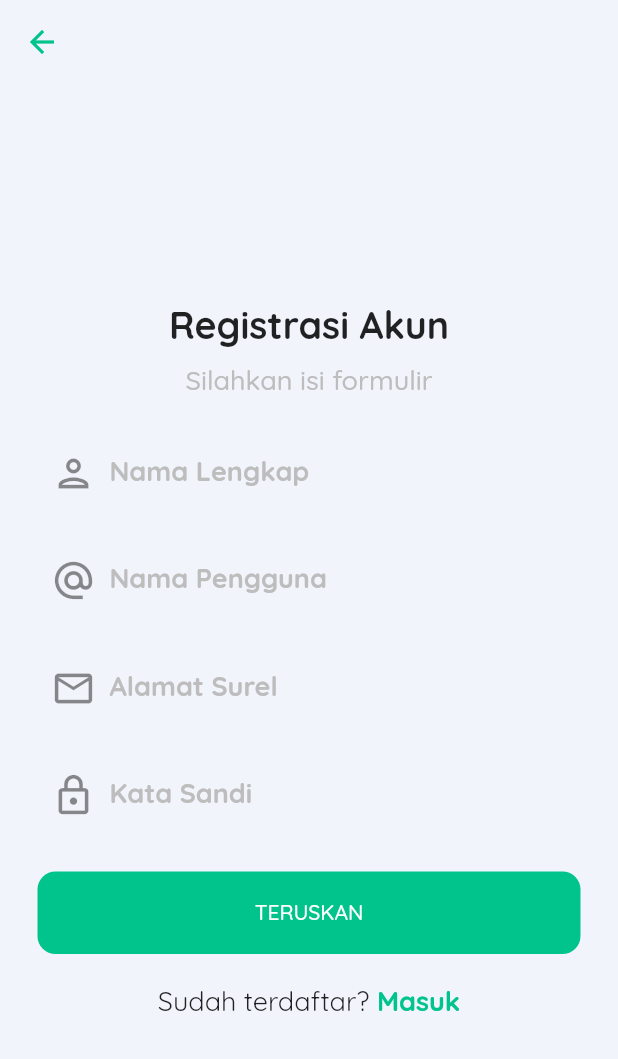
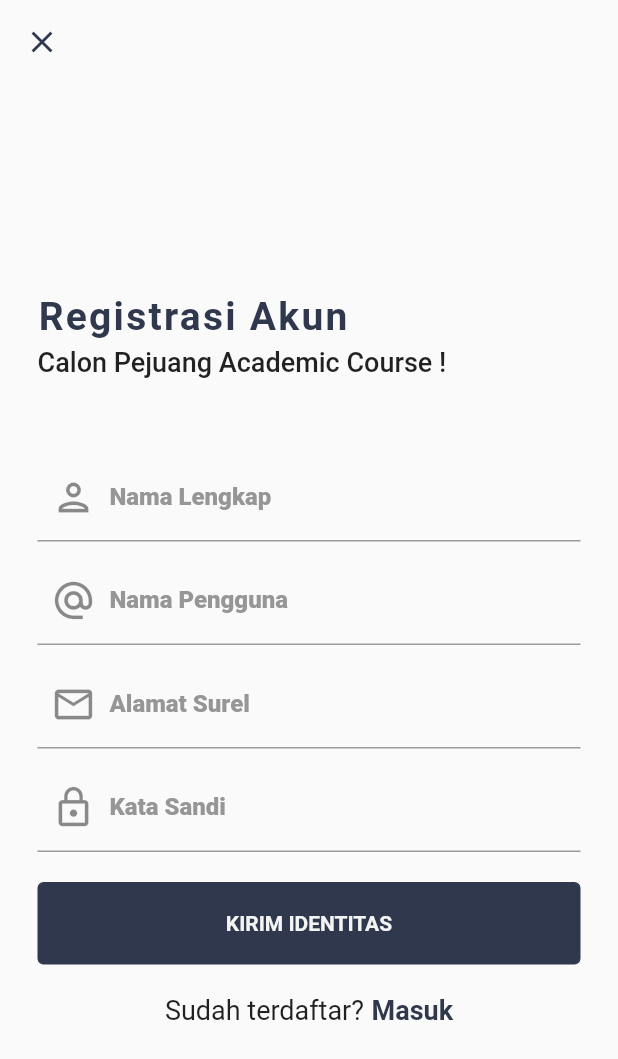
Before and after one commit to hafizprasetyo/mobile_academic, a Flutter app: the LoginScreen screen opened directly, after a tap on "Registrasi", on a phone screen of 412 x 824 dp. Shown: the top 1059 px of the screen. Run offline on Flutter 3.47's test engine with Material 2 defaults, Android fonts, the phone set to English and light mode, and no system bars; drawn by our look-alikes of flutter_form_builder, modal_progress_hud_nsn; our stand-ins replace auto_size_text, basic_utils, cached_network_image, flutter_countdown_timer, flutter_html, fluttertoast and 4 more; missing offline and left inert: expand_widget; accounts and stored records are empty; network calls fail; Roboto replaces fonts that are missing (Wellfleet).

Commit message:
front ui refactor

```diff
--- a/lib/components/forms/email_input.dart
+++ b/lib/components/forms/email_input.dart
@@ -1,3 +1,4 @@
+import 'package:academic/utils/app_theme.dart';
 import 'package:basic_utils/basic_utils.dart';
 import 'package:academic/utils/constants.dart';
 import 'package:flutter/material.dart';
@@ -17,12 +18,17 @@ class EmailInput extends StatelessWidget {
         fontSize: 16,
       ),
       decoration: InputDecoration(
-        border: InputBorder.none,
+        focusedBorder: UnderlineInputBorder(
+          borderSide: const BorderSide(
+            width: 2.0,
+            color: AppTheme.primaryColor,
+          ),
+        ),
         prefixIcon: Icon(Icons.mail_outlined, size: 30),
         labelText: StringUtils.capitalize(Labels.email, allWords: true),
         labelStyle: TextStyle(
-          fontSize: 18,
-          color: Colors.grey[400],
+          fontSize: 16,
+          color: AppTheme.deactivatedText,
           fontWeight: FontWeight.w800,
         ),
       ),
--- a/lib/components/forms/fullname_input.dart
+++ b/lib/components/forms/fullname_input.dart
@@ -1,3 +1,4 @@
+import 'package:academic/utils/app_theme.dart';
 import 'package:basic_utils/basic_utils.dart';
 import 'package:academic/utils/constants.dart';
 import 'package:flutter/material.dart';
@@ -23,12 +24,17 @@ class FullNameInput extends StatelessWidget {
         fontSize: 16,
       ),
       decoration: InputDecoration(
-        border: InputBorder.none,
+        focusedBorder: UnderlineInputBorder(
+          borderSide: const BorderSide(
+            width: 2.0,
+            color: AppTheme.primaryColor,
+          ),
+        ),
         prefixIcon: Icon(Icons.person_outlined, size: 30),
         labelText: StringUtils.capitalize(Labels.full_name, allWords: true),
         labelStyle: TextStyle(
-          fontSize: 18,
-          color: Colors.grey[400],
+          fontSize: 16,
+          color: AppTheme.deactivatedText,
           fontWeight: FontWeight.w800,
         ),
       ),
--- a/lib/components/forms/password_input.dart
+++ b/lib/components/forms/password_input.dart
@@ -1,5 +1,6 @@
+import 'package:academic/utils/app_theme.dart';
+import 'package:academic/utils/constants.dart';
 import 'package:basic_utils/basic_utils.dart';
-import 'package:academic/utils/constants.dart';
 import 'package:flutter/material.dart';
 import 'package:flutter_form_builder/flutter_form_builder.dart';
 
@@ -17,12 +18,17 @@ class PasswordInput extends StatelessWidget {
         fontSize: 16,
       ),
       decoration: InputDecoration(
-        border: InputBorder.none,
-        prefixIcon: Icon(Icons.lock_outlined, size: 30),
+        focusedBorder: UnderlineInputBorder(
+          borderSide: const BorderSide(
+            width: 2.0,
+            color: AppTheme.primaryColor,
+          ),
+        ),
+        prefixIcon: Icon(Icons.lock_outline, size: 30),
         labelText: StringUtils.capitalize(Labels.password, allWords: true),
         labelStyle: TextStyle(
-          fontSize: 18,
-          color: Colors.grey[400],
+          fontSize: 16,
+          color: AppTheme.deactivatedText,
           fontWeight: FontWeight.w800,
         ),
       ),
--- a/lib/components/forms/uname_input.dart
+++ b/lib/components/forms/uname_input.dart
@@ -1,5 +1,6 @@
+import 'package:academic/utils/app_theme.dart';
+import 'package:academic/utils/constants.dart';
 import 'package:basic_utils/basic_utils.dart';
-import 'package:academic/utils/constants.dart';
 import 'package:flutter/material.dart';
 import 'package:flutter_form_builder/flutter_form_builder.dart';
 
@@ -16,12 +17,17 @@ class UnameInput extends StatelessWidget {
         fontSize: 16,
       ),
       decoration: InputDecoration(
-        border: InputBorder.none,
-        prefixIcon: Icon(Icons.person, size: 30),
+        focusedBorder: UnderlineInputBorder(
+          borderSide: const BorderSide(
+            width: 2.0,
+            color: AppTheme.primaryColor,
+          ),
+        ),
+        prefixIcon: Icon(Icons.person_outline_outlined, size: 30),
         labelText: StringUtils.capitalize(Labels.uname, allWords: true),
         labelStyle: TextStyle(
-          fontSize: 18,
-          color: Colors.grey[400],
+          fontSize: 16,
+          color: AppTheme.deactivatedText,
           fontWeight: FontWeight.w800,
         ),
       ),
--- a/lib/components/forms/username_input.dart
+++ b/lib/components/forms/username_input.dart
@@ -1,3 +1,4 @@
+import 'package:academic/utils/app_theme.dart';
 import 'package:basic_utils/basic_utils.dart';
 import 'package:academic/utils/constants.dart';
 import 'package:flutter/material.dart';
@@ -17,15 +18,20 @@ class UsernameInput extends StatelessWidget {
         fontSize: 16,
       ),
       decoration: InputDecoration(
-        border: InputBorder.none,
+        focusedBorder: UnderlineInputBorder(
+          borderSide: const BorderSide(
+            width: 2.0,
+            color: AppTheme.primaryColor,
+          ),
+        ),
         prefixIcon: Icon(
           Icons.alternate_email_outlined,
           size: 30,
         ),
         labelText: StringUtils.capitalize(Labels.username, allWords: true),
         labelStyle: TextStyle(
-          fontSize: 18,
-          color: Colors.grey[400],
+          fontSize: 16,
+          color: AppTheme.deactivatedText,
           fontWeight: FontWeight.w800,
         ),
       ),
--- a/lib/main.dart
+++ b/lib/main.dart
@@ -32,10 +32,7 @@ class MyApp extends StatelessWidget {
   @override
   Widget build(BuildContext context) {
     SystemChrome.setSystemUIOverlayStyle(SystemUiOverlayStyle(
-      statusBarColor: Colors.transparent,
-      statusBarIconBrightness: Brightness.dark,
-      statusBarBrightness:
-          !kIsWeb && Platform.isAndroid ? Brightness.dark : Brightness.light,
+      statusBarColor: Colors.black.withOpacity(0.2),
       systemNavigationBarColor: Colors.white,
       systemNavigationBarDividerColor: Colors.transparent,
       systemNavigationBarIconBrightness: Brightness.dark,
--- a/lib/screens/login.dart
+++ b/lib/screens/login.dart
@@ -5,10 +5,12 @@ import 'package:academic/exceptions/api_exception.dart';
 import 'package:academic/models/user.dart';
 import 'package:academic/providers/data_authentication_repository.dart';
 import 'package:academic/screens/register.dart';
+import 'package:academic/utils/app_theme.dart';
 import 'package:academic/utils/constants.dart';
 import 'package:flutter/material.dart';
 import 'package:flutter_form_builder/flutter_form_builder.dart';
 import 'package:modal_progress_hud_nsn/modal_progress_hud_nsn.dart';
+import 'package:page_transition/page_transition.dart';
 
 import 'menu/menu_screen.dart';
 
@@ -41,14 +43,20 @@ class _LoginScreenState extends State<LoginScreen> {
   _gotoSignUp() {
     return Navigator.push(
       this.context,
-      MaterialPageRoute(builder: (_) => RegisterScreen()),
+      PageTransition(
+        child: RegisterScreen(),
+        type: PageTransitionType.fade,
+      ),
     );
   }
 
   _gotoHome(User user) {
     return Navigator.pushReplacement(
       this.context,
-      MaterialPageRoute(builder: (_) => MenuScreen(user: user)),
+      PageTransition(
+        child: MenuScreen(user: user),
+        type: PageTransitionType.fade,
+      ),
     );
   }
 
@@ -116,6 +124,7 @@ class _LoginScreenState extends State<LoginScreen> {
         child: Scaffold(
           body: Center(
             child: SingleChildScrollView(
+              physics: ClampingScrollPhysics(),
               child: Container(
                 constraints: BoxConstraints(
                   maxWidth: 420,
@@ -124,30 +133,26 @@ class _LoginScreenState extends State<LoginScreen> {
                 child: FormBuilder(
                   key: _formKey,
                   child: Column(
+                    crossAxisAlignment: CrossAxisAlignment.start,
                     children: [
-                      Icon(
-                        Icons.person_outlined,
-                        color: Colors.grey[300],
-                        size: 140,
-                      ),
-                      SizedBox(height: 20),
                       Text(
                         'Selamat Datang',
                         style: TextStyle(
-                          fontSize: 25,
+                          fontSize: 26,
+                          letterSpacing: 1.5,
+                          color: AppTheme.primaryColor,
                           fontWeight: FontWeight.bold,
                         ),
                       ),
-                      SizedBox(height: 10),
+                      SizedBox(height: 5),
                       Text(
-                        'Silahkan masuk',
+                        'Pejuang ${Constants.companyName} !',
                         style: TextStyle(
                           fontSize: 18,
                           fontWeight: FontWeight.w500,
-                          color: Colors.grey[400],
                         ),
                       ),
-                      SizedBox(height: 20),
+                      SizedBox(height: 50),
                       Container(child: UnameInput()),
                       SizedBox(height: 10),
                       Container(child: PasswordInput()),
@@ -156,9 +161,8 @@ class _LoginScreenState extends State<LoginScreen> {
                       SizedBox(
                         height: 55,
                         width: double.infinity,
-                        child: primaryButton(
-                          context: this.context,
-                          label: Labels.login.toUpperCase(),
+                        child: flatButton(
+                          label: 'TERUSKAN IDENTITAS',
                           onPressed: () {
                             FocusScope.of(this.context).unfocus();
                             if (_formKey.currentState!.saveAndValidate())
@@ -193,7 +197,7 @@ class _LoginScreenState extends State<LoginScreen> {
           child: Text(
             'Registrasi',
             style: TextStyle(
-              color: Theme.of(context).primaryColor,
+              color: AppTheme.primaryColor,
               fontWeight: FontWeight.bold,
               fontSize: 18,
             ),
--- a/lib/screens/register.dart
+++ b/lib/screens/register.dart
@@ -6,10 +6,12 @@ import 'package:academic/components/forms/username_input.dart';
 import 'package:academic/exceptions/api_exception.dart';
 import 'package:academic/providers/data_authentication_repository.dart';
 import 'package:academic/screens/login.dart';
+import 'package:academic/utils/app_theme.dart';
 import 'package:academic/utils/constants.dart';
 import 'package:flutter/material.dart';
 import 'package:flutter_form_builder/flutter_form_builder.dart';
 import 'package:modal_progress_hud_nsn/modal_progress_hud_nsn.dart';
+import 'package:page_transition/page_transition.dart';
 
 class RegisterScreen extends StatefulWidget {
   const RegisterScreen({Key? key}) : super(key: key);
@@ -31,7 +33,12 @@ class _RegisterScreenState extends State<RegisterScreen> {
 
   _gotoSignIn() {
     return Navigator.pushReplacement(
-        context, MaterialPageRoute(builder: (_) => LoginScreen()));
+      context,
+      PageTransition(
+        child: LoginScreen(),
+        type: PageTransitionType.fade,
+      ),
+    );
   }
 
   _gotoException(dynamic error) {
@@ -63,6 +70,7 @@ class _RegisterScreenState extends State<RegisterScreen> {
               _formKey.currentState!.value[Constants.emailField],
             ),
           ),
+          Text(''),
           Text(Strings.gotoSignIn)
         ];
       }
@@ -79,7 +87,13 @@ class _RegisterScreenState extends State<RegisterScreen> {
           actions: [
             TextButton(
               onPressed: () => _gotoSignIn(),
-              child: Text(Labels.continue_step.toUpperCase()),
+              child: Text(
+                "MENGERTI",
+                style: TextStyle(
+                  fontWeight: FontWeight.bold,
+                  fontSize: 14,
+                ),
+              ),
             )
           ],
         ),
@@ -105,8 +119,8 @@ class _RegisterScreenState extends State<RegisterScreen> {
           appBar: AppBar(
             leading: IconButton(
               icon: Icon(
-                Icons.arrow_back,
-                color: Theme.of(context).primaryColor,
+                Icons.close_outlined,
+                color: AppTheme.primaryColor,
               ),
               onPressed: () => _gotoSignIn(),
             ),
@@ -115,6 +129,7 @@ class _RegisterScreenState extends State<RegisterScreen> {
           ),
           body: Center(
             child: SingleChildScrollView(
+              physics: ClampingScrollPhysics(),
               child: Container(
                 constraints: BoxConstraints(
                   maxWidth: 420,
@@ -123,24 +138,26 @@ class _RegisterScreenState extends State<RegisterScreen> {
                 child: FormBuilder(
                   key: _formKey,
                   child: Column(
+                    crossAxisAlignment: CrossAxisAlignment.start,
                     children: [
                       Text(
                         'Registrasi Akun',
                         style: TextStyle(
-                          fontSize: 25,
+                          fontSize: 26,
+                          letterSpacing: 1.5,
+                          color: AppTheme.primaryColor,
                           fontWeight: FontWeight.bold,
                         ),
                       ),
-                      SizedBox(height: 10),
+                      SizedBox(height: 5),
                       Text(
-                        'Silahkan isi formulir',
+                        'Calon Pejuang ${Constants.companyName} !',
                         style: TextStyle(
                           fontSize: 18,
                           fontWeight: FontWeight.w500,
-                          color: Colors.grey[400],
                         ),
                       ),
-                      SizedBox(height: 20),
+                      SizedBox(height: 50),
                       Container(child: FullNameInput()),
                       SizedBox(height: 10),
                       Container(child: UsernameInput()),
@@ -153,9 +170,8 @@ class _RegisterScreenState extends State<RegisterScreen> {
                       SizedBox(
                         height: 55,
                         width: double.infinity,
-                        child: primaryButton(
-                          context: context,
-                          label: Labels.forward_step.toUpperCase(),
+                        child: flatButton(
+                          label: 'KIRIM IDENTITAS',
                           onPressed: () {
                             FocusScope.of(this.context).unfocus();
                             if (_formKey.currentState!.saveAndValidate())
--- a/lib/utils/constants.dart
+++ b/lib/utils/constants.dart
@@ -129,9 +129,10 @@ class Strings {
   static const String loadConnection = 'Menunggu koneksi...';
 
   static const String checkEmail =
-      'Periksa surel {email} dan konfirmasi tautan yang dikirim untuk validasi akun.';
+      'Identitas kamu berhasil dikirim, periksa tautan pada alamat surel {email} untuk aktivasi.';
   static const String registrationSuccessful = 'Registrasi berhasil!';
-  static const String gotoSignIn = 'Lanjutkan untuk masuk.';
+  static const String gotoSignIn =
+      'Silahkan tunggu konfirmasi atau hubungi layanan untuk validasi akun.';
   static const String emptyClassrooms =
       'Beritahu kami segera, atau hubungi layanan untuk bergabung dengan ruang tes sekarang juga.';
   static const String emptyLessons =
@@ -312,6 +313,7 @@ Widget flatButton({
   required void Function()? onPressed,
   Color? color,
   Color? backgroundColor,
+  Color? borderColor,
   double? height,
 }) {
   return InkWell(
@@ -321,8 +323,9 @@ Widget flatButton({
       padding: EdgeInsets.all(10),
       height: height,
       decoration: BoxDecoration(
-        color: backgroundColor ?? AppTheme.disabled,
-        borderRadius: BorderRadius.circular(5),
+        color: backgroundColor ?? AppTheme.primaryColor,
+        borderRadius: BorderRadius.circular(4),
+        border: Border.all(color: borderColor ?? AppTheme.primaryColor),
       ),
       child: Text(
         label,
@@ -366,13 +369,14 @@ Widget progressIndicator({String? text}) {
             text ?? Strings.loading,
             textAlign: TextAlign.center,
             style: TextStyle(
-              color: Colors.black45,
-              fontSize: 24,
+              color: AppTheme.white,
+              fontSize: 18,
             ),
           ),
           SizedBox(height: 24),
           CircularProgressIndicator(
-            valueColor: AlwaysStoppedAnimation<Color>(Colors.black45),
+            strokeWidth: 2,
+            valueColor: AlwaysStoppedAnimation<Color>(AppTheme.white),
           ),
         ],
       ),
```
Also changed, not shown: lib/components/exception/exception_controller.dart (+15 -13 lines), lib/screens/splash/splash_screen.dart (+11 -7 lines), lib/utils/app_theme.dart (+7 -17 lines).
